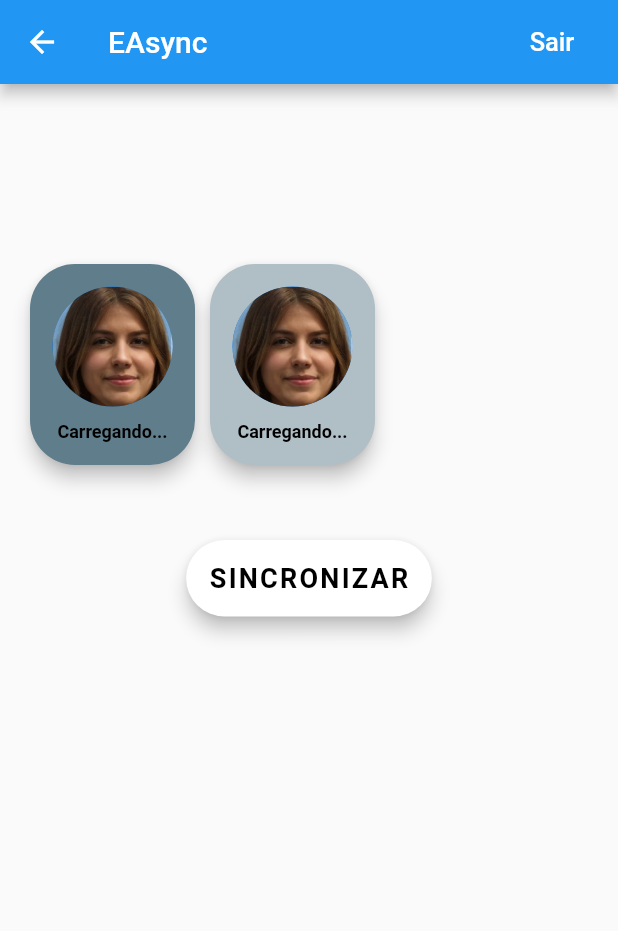
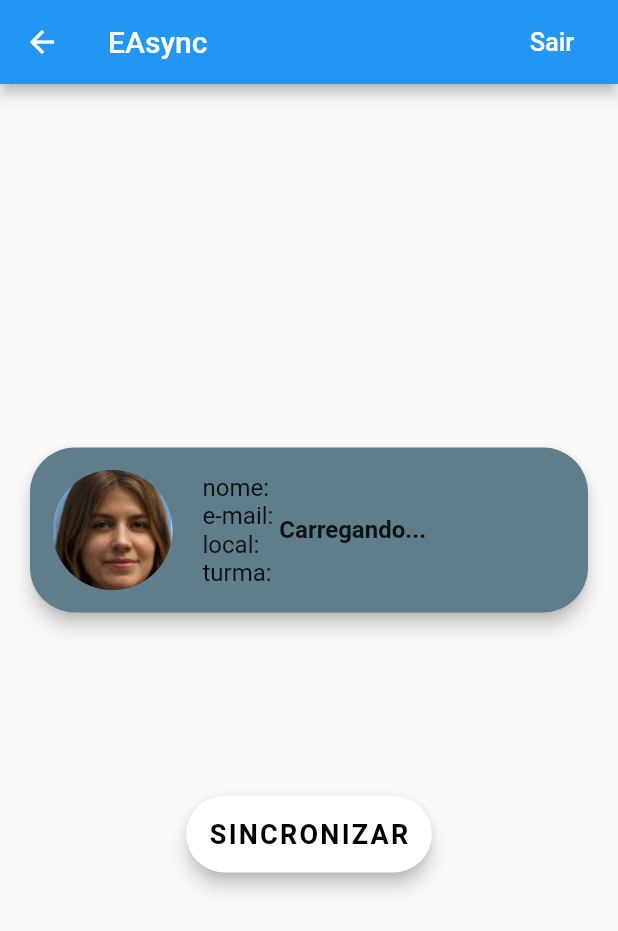
Before and after one commit to vitordullens/EAsync, a Flutter app: the HomeScreen screen opened directly, on a phone screen of 412 x 824 dp. Shown: the top 931 px of the screen. Run offline on Flutter 3.47's test engine with Material 2 defaults, Android fonts, the phone set to English and light mode, and no system bars; accounts and stored records are empty; Roboto replaces fonts that are missing (OpenSans).

Commit message:
Changes in home screen

```diff
--- a/lib/screens/home_screen.dart
+++ b/lib/screens/home_screen.dart
@@ -115,9 +115,7 @@ class _HomeScreenState extends State<HomeScreen> {
           ),
           width: double.infinity,
           child: Column(
-            crossAxisAlignment: CrossAxisAlignment.center,
-            children: <Widget>[
-              Row(
+            mainAxisAlignment: MainAxisAlignment.spaceEvenly,
             crossAxisAlignment: CrossAxisAlignment.center,
             children: <Widget>[
               RaisedButton(
@@ -136,64 +134,35 @@ class _HomeScreenState extends State<HomeScreen> {
                   ).then(onGoBack);
                 },
                 color: Colors.blueGrey,
-                    child: Column(children: <Widget>[
+                child: Row(children: <Widget>[
                   CircleAvatar(
                       radius: 40,
-                          backgroundImage:
-                              AssetImage('assets/images/profile.png')),
-                      SizedBox(height: 10.0),
+                      backgroundImage: AssetImage('assets/images/profile.png')),
+                  SizedBox(width: 20.0),
+                  Column(
+                    children: <Widget>[
+                      Text(
+                        "nome: \ne-mail: \nlocal: \nturma: ",
+                        style: TextStyle(
+                            fontSize: 16, fontWeight: FontWeight.normal),
+                      ),
+                    ],
+                  ),
+                  Column(
+                    children: <Widget>[
                       Text(
                         user == null
                             ? 'Carregando...'
-                            : 'Nome: ${user['nome']}\nE-mail: ${user['email']}\nLocal: ${user['cidade']}, ${user['pais']}\nTurma: ${user['serie']} - ${user['turma']}',
-                        textAlign: TextAlign.start,
+                            : '${user['nome']}\n${user['email']}\n${user['cidade']}, ${user['pais']}\n${user['serie']} - ${user['turma']}',
                         style: TextStyle(
-                          color: Colors.black,
-                          fontSize: 12,
+                          fontSize: 16,
                           fontWeight: FontWeight.bold,
                         ),
                       ),
-                    ]),
-                  ),
-                  SizedBox(width: 10.0),
-                  RaisedButton(
-                    elevation: 5.0,
-                    padding: EdgeInsets.all(15.0),
-                    shape: RoundedRectangleBorder(
-                      borderRadius: BorderRadius.circular(30.0),
-                    ),
-                    onPressed: () {
-                      Navigator.push(
-                        context,
-                        MaterialPageRoute(
-                            builder: (context) => ProfileScreen(
-                                  user: user,
-                                )),
-                      ).then(onGoBack);
-                    },
-                    color: Colors.blueGrey[200],
-                    child: Column(children: <Widget>[
-                      CircleAvatar(
-                          radius: 40,
-                          backgroundImage:
-                              AssetImage('assets/images/profile.png')),
-                      SizedBox(height: 10.0),
-                      Text(
-                        user == null
-                            ? 'Carregando...'
-                            : 'Nome: ${user['nome']}\nE-mail: ${user['email']}\nLocal: ${user['cidade']}, ${user['pais']}\nTurma: ${user['serie']} - ${user['turma']}',
-                        textAlign: TextAlign.start,
-                        style: TextStyle(
-                          color: Colors.black,
-                          fontSize: 12,
-                          fontWeight: FontWeight.bold,
-                        ),
+                    ],
                   ),
                 ]),
               ),
-                ],
-              ),
-              SizedBox(height: 50.0),
               RaisedButton(
                 elevation: 5.0,
                 onPressed: () => {},
```
Lines whose indentation alone changed are shown as unchanged.
